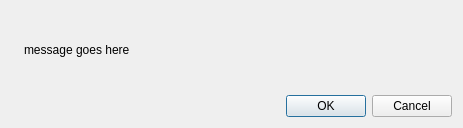
The window that src/gui/deletionconfirmationdialog.ui (lucassantillifuck2fa/qBittorrent) describes before a commit, drawn with Qt 5.
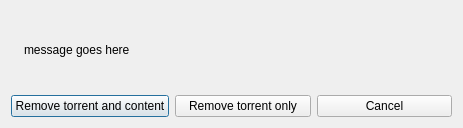
The same window after the commit.

Commit message: Update UI with three explicit action buttons

Patch:
```diff
--- a/src/gui/deletionconfirmationdialog.ui
+++ b/src/gui/deletionconfirmationdialog.ui
@@ -57,20 +57,29 @@
     </layout>
    </item>
    <item>
-    <widget class="QDialogButtonBox" name="buttonBox">
-     <property name="sizePolicy">
-      <sizepolicy hsizetype="Expanding" vsizetype="Minimum">
-       <horstretch>0</horstretch>
-       <verstretch>0</verstretch>
-      </sizepolicy>
-     </property>
-     <property name="orientation">
-      <enum>Qt::Orientation::Horizontal</enum>
-     </property>
-     <property name="standardButtons">
-      <set>QDialogButtonBox::StandardButton::Cancel|QDialogButtonBox::StandardButton::Ok</set>
-     </property>
-    </widget>
+    <layout class="QHBoxLayout" name="buttonLayout">
+     <item>
+      <widget class="QPushButton" name="deleteContentButton">
+       <property name="text">
+        <string>Remove torrent and content</string>
+       </property>
+      </widget>
+     </item>
+     <item>
+      <widget class="QPushButton" name="deleteTorrentButton">
+       <property name="text">
+        <string>Remove torrent only</string>
+       </property>
+      </widget>
+     </item>
+     <item>
+      <widget class="QPushButton" name="cancelButton">
+       <property name="text">
+        <string>Cancel</string>
+       </property>
+      </widget>
+     </item>
+    </layout>
    </item>
   </layout>
  </widget>
```
